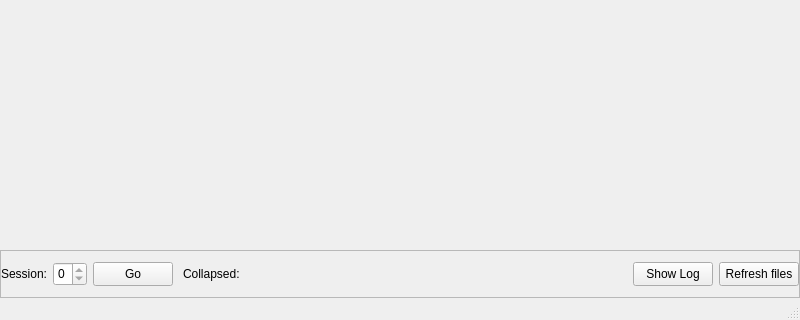
Qt form pypho_timeline/widgets/TimelineWindow/MainTimelineWindow.ui (PhoPersonalOrg/pyPhoTimeline) before a commit; both pictures show x 0 to 800 and y 280 to 600 of the 800 by 600 pixel window.
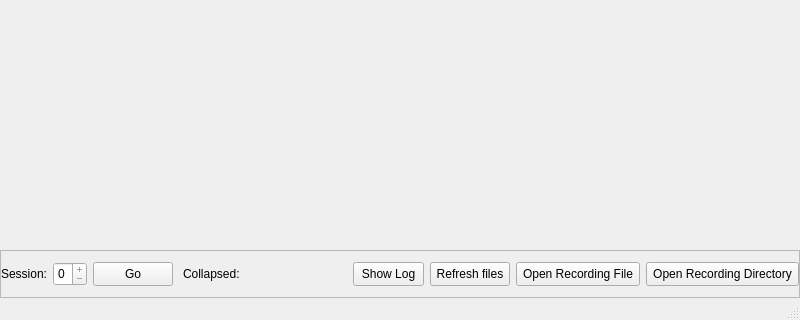
The same form after that commit. Icons and pictures are not drawn.

Patch:
```diff
--- a/pypho_timeline/widgets/TimelineWindow/MainTimelineWindow.ui
+++ b/pypho_timeline/widgets/TimelineWindow/MainTimelineWindow.ui
@@ -34,8 +34,8 @@
      <widget class="QWidget" name="contentWidget" native="true">
       <property name="sizePolicy">
        <sizepolicy hsizetype="Preferred" vsizetype="Expanding">
-        <horstretch>0</horstretch>
-        <verstretch>0</verstretch>
+        <horstretch>1</horstretch>
+        <verstretch>1</verstretch>
        </sizepolicy>
       </property>
      </widget>
@@ -77,6 +77,12 @@
 
     <item>
      <widget class="QFrame" name="footerBar">
+      <property name="sizePolicy">
+       <sizepolicy hsizetype="Preferred" vsizetype="Minimum">
+        <horstretch>1</horstretch>
+        <verstretch>0</verstretch>
+       </sizepolicy>
+      </property>
       <property name="minimumSize">
        <size>
         <width>0</width>
@@ -114,6 +120,15 @@
        </item>
        <item>
         <widget class="QSpinBox" name="sessionJumpSpinBox">
+         <property name="minimumSize">
+          <size>
+           <width>0</width>
+           <height>24</height>
+          </size>
+         </property>
+         <property name="buttonSymbols">
+          <enum>QAbstractSpinBox::ButtonSymbols::PlusMinus</enum>
+         </property>
          <property name="minimum">
           <number>0</number>
          </property>
@@ -142,13 +157,7 @@
         </widget>
        </item>
        <item>
-        <widget class="QWidget" name="collapsedDockOverflowStrip">
-         <property name="sizePolicy">
-          <sizepolicy hsizetype="Expanding" vsizetype="Fixed">
-           <horstretch>1</horstretch>
-           <verstretch>0</verstretch>
-          </sizepolicy>
-         </property>
+        <widget class="QWidget" name="collapsedDockOverflowStrip" native="true">
          <layout class="QHBoxLayout" name="collapsedDockOverflowStripLayout">
           <property name="spacing">
            <number>4</number>
@@ -192,7 +201,28 @@
               <height>28</height>
              </size>
             </property>
-            <widget class="QWidget" name="collapsedDockOverflowContents"/>
+            <property name="frameShape">
+             <enum>QFrame::Shape::NoFrame</enum>
+            </property>
+            <property name="verticalScrollBarPolicy">
+             <enum>Qt::ScrollBarPolicy::ScrollBarAlwaysOff</enum>
+            </property>
+            <property name="horizontalScrollBarPolicy">
+             <enum>Qt::ScrollBarPolicy::ScrollBarAsNeeded</enum>
+            </property>
+            <property name="widgetResizable">
+             <bool>true</bool>
+            </property>
+            <widget class="QWidget" name="collapsedDockOverflowContents">
+             <property name="geometry">
+              <rect>
+               <x>0</x>
+               <y>0</y>
+               <width>132</width>
+               <height>28</height>
+              </rect>
+             </property>
+            </widget>
            </widget>
           </item>
          </layout>
@@ -215,16 +245,33 @@
         <widget class="QPushButton" name="logToggleButton">
          <property name="minimumSize">
           <size>
-           <width>0</width>
+           <width>24</width>
            <height>24</height>
           </size>
          </property>
          <property name="text">
           <string>Show Log</string>
          </property>
+         <property name="icon">
+          <iconset resource="../../resources/icons/Icons.qrc">
+           <normaloff>:/buttons/LogActivityButton/Hidden@2x.png</normaloff>
+           <normalon>:/buttons/LogActivityButton/Visible@2x.png</normalon>
+           <activeoff>:/buttons/LogActivityButton/Hidden@2x.png</activeoff>
+           <activeon>:/buttons/LogActivityButton/Visible@2x.png</activeon>
+          </iconset>
+         </property>
+         <property name="iconSize">
+          <size>
+           <width>24</width>
+           <height>24</height>
+          </size>
+         </property>
          <property name="checkable">
           <bool>true</bool>
          </property>
+         <property name="flat">
+          <bool>false</bool>
+         </property>
         </widget>
        </item>
        <item>
@@ -240,6 +287,68 @@
          </property>
         </widget>
        </item>
+       <item>
+        <widget class="QToolButton" name="btnOpenRecordingFile">
+         <property name="sizePolicy">
+          <sizepolicy hsizetype="Minimum" vsizetype="Fixed">
+           <horstretch>0</horstretch>
+           <verstretch>0</verstretch>
+          </sizepolicy>
+         </property>
+         <property name="minimumSize">
+          <size>
+           <width>0</width>
+           <height>24</height>
+          </size>
+         </property>
+         <property name="baseSize">
+          <size>
+           <width>0</width>
+           <height>24</height>
+          </size>
+         </property>
+         <property name="toolTip">
+          <string>Open Recording File</string>
+         </property>
+         <property name="text">
+          <string>Open Recording File</string>
+         </property>
+         <property name="icon">
+          <iconset theme="QIcon::ThemeIcon::DocumentOpen"/>
+         </property>
+        </widget>
+       </item>
+       <item>
+        <widget class="QToolButton" name="btnOpenRecordingDirectory">
+         <property name="sizePolicy">
+          <sizepolicy hsizetype="Minimum" vsizetype="Fixed">
+           <horstretch>0</horstretch>
+           <verstretch>0</verstretch>
+          </sizepolicy>
+         </property>
+         <property name="minimumSize">
+          <size>
+           <width>0</width>
+           <height>24</height>
+          </size>
+         </property>
+         <property name="baseSize">
+          <size>
+           <width>0</width>
+           <height>24</height>
+          </size>
+         </property>
+         <property name="toolTip">
+          <string>Open Recording Directory</string>
+         </property>
+         <property name="text">
+          <string>Open Recording Directory</string>
+         </property>
+         <property name="icon">
+          <iconset theme="QIcon::ThemeIcon::FolderNew"/>
+         </property>
+        </widget>
+       </item>
       </layout>
      </widget>
     </item>
```
Left out of the diff: 129 changed lines with no effect on the pictures.
